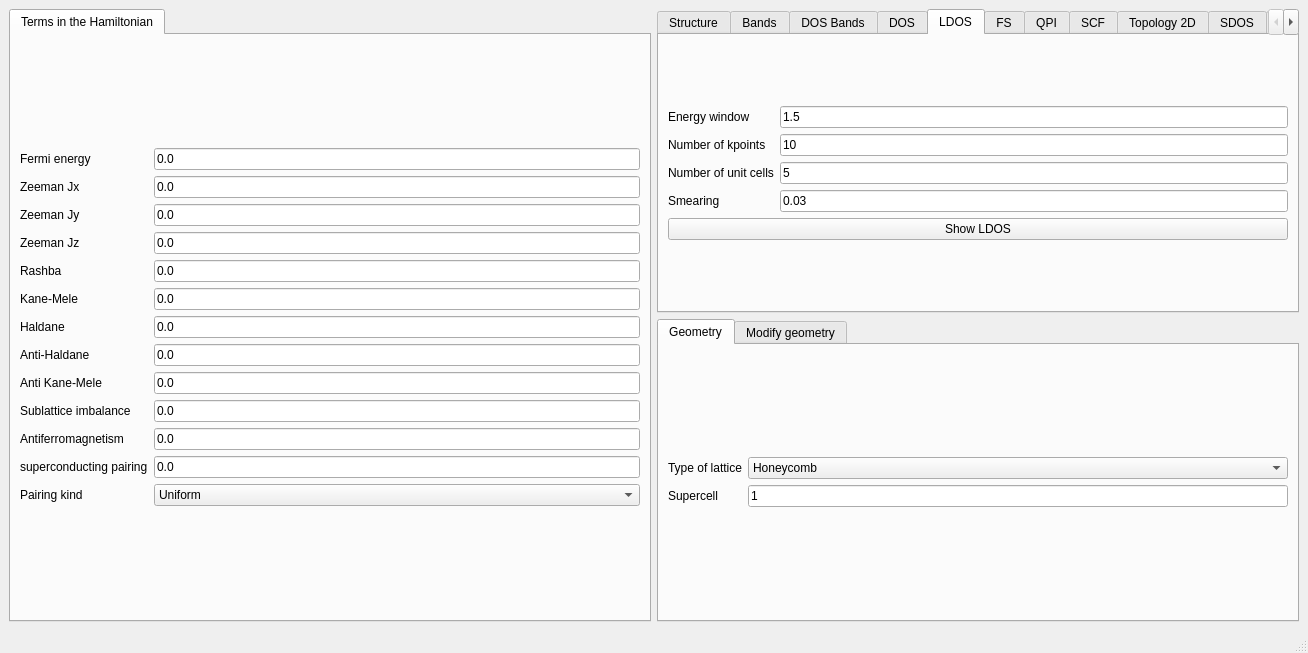
Qt form interface-pyqt/2d/interface.ui (joselado/quantum-honeycomp) before a commit.
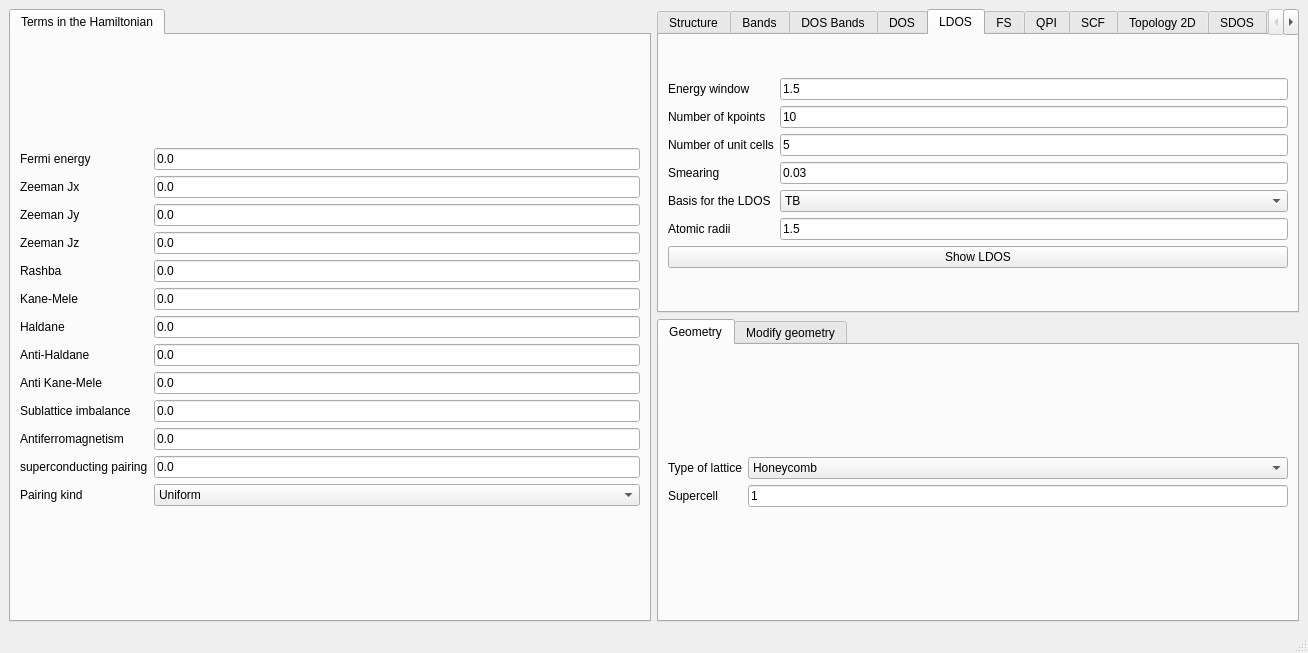
The same form after that commit. The open tabs and pages were chosen to show the change.

Patch:
```diff
--- a/interface-pyqt/2d/interface.ui
+++ b/interface-pyqt/2d/interface.ui
@@ -713,7 +713,7 @@
             </property>
            </widget>
           </item>
-          <item row="4" column="0" colspan="2">
+          <item row="6" column="0" colspan="2">
            <widget class="QPushButton" name="show_multildos">
             <property name="text">
              <string>Show LDOS</string>
@@ -754,6 +754,41 @@
             </property>
            </widget>
           </item>
+          <item row="4" column="1">
+           <widget class="QComboBox" name="basis_ldos">
+            <item>
+             <property name="text">
+              <string>TB</string>
+             </property>
+            </item>
+            <item>
+             <property name="text">
+              <string>Real space atomic orbitals</string>
+             </property>
+            </item>
+           </widget>
+          </item>
+          <item row="4" column="0">
+           <widget class="QLabel" name="label_58">
+            <property name="text">
+             <string>Basis for the LDOS</string>
+            </property>
+           </widget>
+          </item>
+          <item row="5" column="1">
+           <widget class="QLineEdit" name="ratomic_ldos">
+            <property name="text">
+             <string>1.5</string>
+            </property>
+           </widget>
+          </item>
+          <item row="5" column="0">
+           <widget class="QLabel" name="label_59">
+            <property name="text">
+             <string>Atomic radii</string>
+            </property>
+           </widget>
+          </item>
          </layout>
         </item>
        </layout>
```
